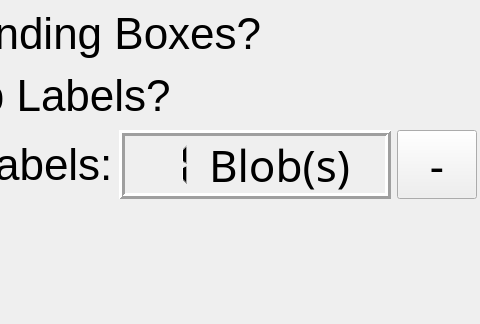
kipr/botui, file ui/CameraSettingsWidget.ui: the form before one commit; both pictures show x 231 to 711 and y 0 to 324 of the 800 by 480 pixel window.
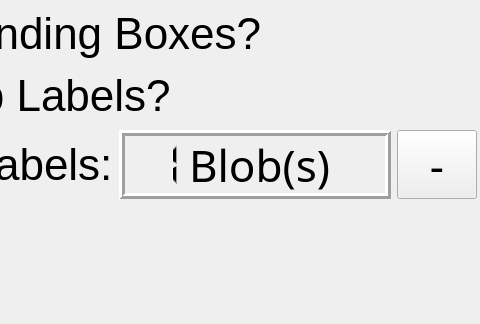
The form after the commit.

Commit message: Fixing Blob(s)

Diff of the .ui file:
```diff
--- a/ui/CameraSettingsWidget.ui
+++ b/ui/CameraSettingsWidget.ui
@@ -118,7 +118,7 @@
        <widget class="QLCDNumber" name="numLabels">
         <property name="geometry">
          <rect>
-          <x>20</x>
+          <x>10</x>
           <y>0</y>
           <width>52</width>
           <height>69</height>
@@ -143,7 +143,7 @@
        <widget class="QLabel" name="label_2">
         <property name="geometry">
          <rect>
-          <x>90</x>
+          <x>70</x>
           <y>0</y>
           <width>142</width>
           <height>69</height>
```
